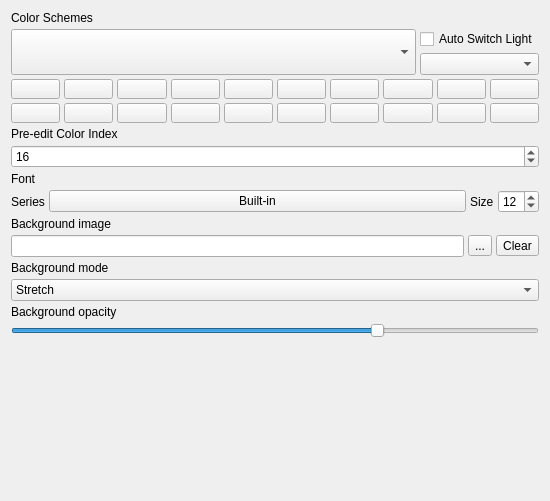
The window that src/globaloptions/globaloptionsappearancewidget.ui (QQxiaoming/quardCRT) describes before a commit, drawn with Qt 5.
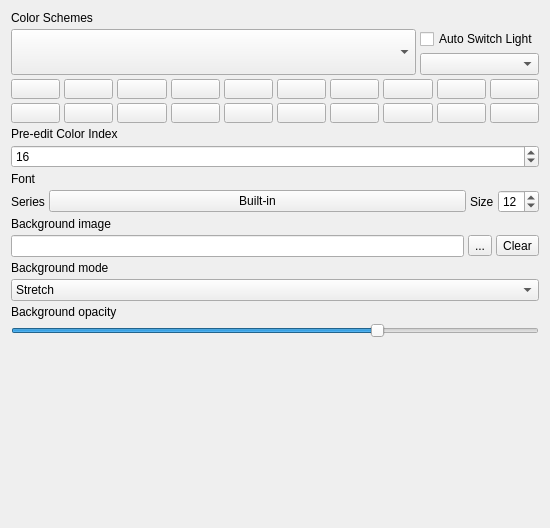
The same window after the commit.

```diff
--- a/src/globaloptions/globaloptionsappearancewidget.ui
+++ b/src/globaloptions/globaloptionsappearancewidget.ui
@@ -7,7 +7,7 @@
     <x>0</x>
     <y>0</y>
     <width>550</width>
-    <height>501</height>
+    <height>528</height>
    </rect>
   </property>
   <layout class="QVBoxLayout" name="verticalLayout">
```
Left out of the diff: 4 changed lines with no effect on the pictures.
